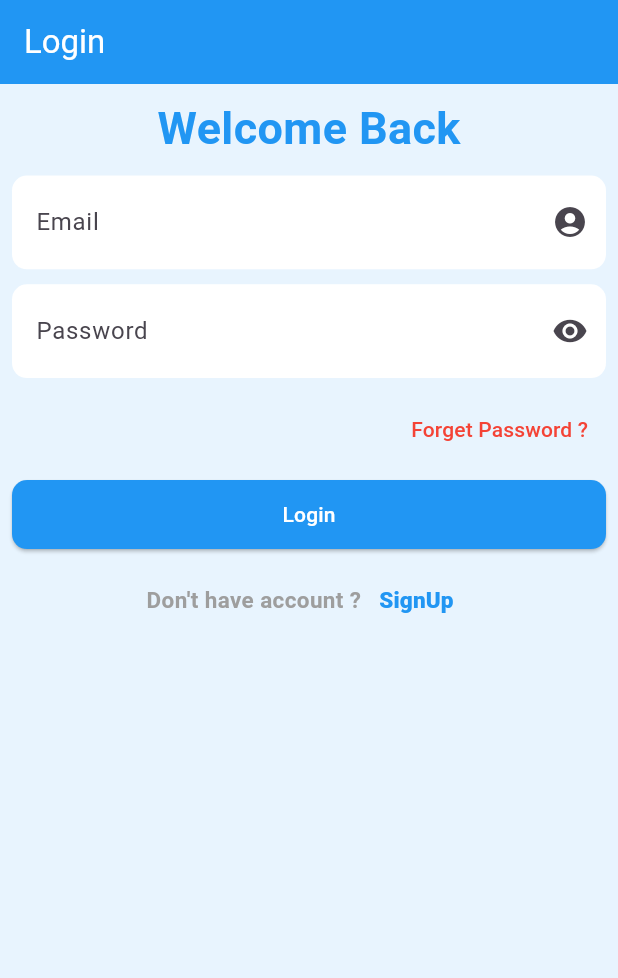
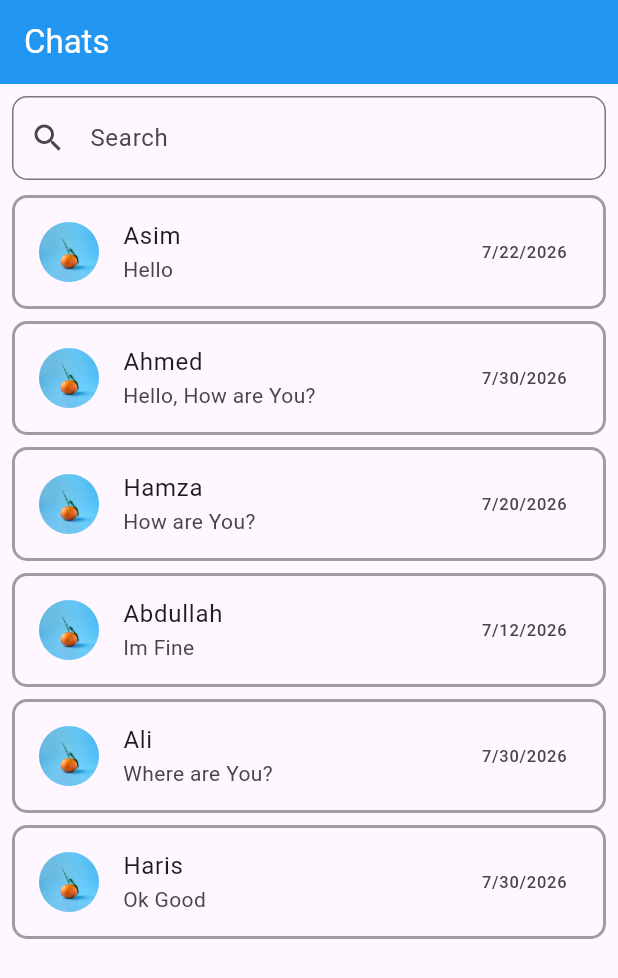
Before and after one commit to AbRehman536/asim_frontend, a Flutter app: the screen it shows after launch, on a phone screen of 412 x 824 dp. Shown: the top 978 px of the screen. Run offline on Flutter 3.47's test engine with Material 3 defaults, Android fonts, the phone set to English and light mode, and no system bars.

Commit message:
ListView Builder, List tile done

```diff
--- /dev/null
+++ b/lib/listview.dart
@@ -0,0 +1,73 @@
+import 'package:flutter/material.dart';
+
+import 'models/chatList.dart';
+
+class ChatsScreen extends StatefulWidget {
+  const ChatsScreen({super.key});
+
+  @override
+  State<ChatsScreen> createState() => _ChatsScreenState();
+}
+
+class _ChatsScreenState extends State<ChatsScreen> {
+  List<ChatList> chatList = [
+    ChatList(name: "Asim", msg: "Hello", date: "7/22/2026"),
+    ChatList(name: "Ahmed", msg: "Hello, How are You?", date: "7/30/2026"),
+    ChatList(name: "Hamza", msg: "How are You?", date: "7/20/2026"),
+    ChatList(name: "Abdullah", msg: "Im Fine", date: "7/12/2026"),
+    ChatList(name: "Ali", msg: "Where are You?", date: "7/30/2026"),
+    ChatList(name: "Haris", msg: "Ok Good", date: "7/30/2026"),
+  ];
+  @override
+  Widget build(BuildContext context) {
+    return Scaffold(
+      appBar: AppBar(
+        title: Text("Chats"),
+        backgroundColor: Colors.blue,
+        foregroundColor: Colors.white,
+      ),
+      body: Padding(
+        padding: const EdgeInsets.all(8.0),
+        child: Column(
+          children: [
+            TextField(
+              decoration: InputDecoration(
+                hintText: "Search",
+                prefixIcon: Icon(Icons.search),
+                border: OutlineInputBorder(
+                  borderRadius: BorderRadius.circular(10)
+                )
+              ),
+            ),
+            SizedBox(height: 10,),
+            Expanded(
+              child: ListView.builder(
+                itemCount: chatList.length,
+                itemBuilder: (BuildContext context, int index) {
+                  return Padding(
+                    padding: const EdgeInsets.only(bottom: 8.0),
+                    child: Container(
+                      decoration: BoxDecoration(
+                        border: Border.all(color: Colors.grey,width: 2),
+                        borderRadius: BorderRadius.circular(10)
+                      ),
+                      child: ListTile(
+                        leading: CircleAvatar(
+                          radius: 20,
+                          backgroundImage: AssetImage("assets/images/first.jpg"),
+                        ),
+                        title: Text(chatList[index].name),
+                        subtitle: Text(chatList[index].msg),
+                        trailing: Text(chatList[index].date),
+                      ),
+                    ),
+                  );
+                },
+              ),
+            ),
+          ],
+        ),
+      ),
+    );
+  }
+}
--- a/lib/main.dart
+++ b/lib/main.dart
@@ -1,4 +1,5 @@
 import 'package:asim_frontend/images.dart';
+import 'package:asim_frontend/listview.dart';
 import 'package:asim_frontend/row_col.dart';
 import 'package:asim_frontend/text_fields.dart';
 import 'package:flutter/material.dart';
@@ -33,7 +34,7 @@ class MyApp extends StatelessWidget {
         // tested with just a hot reload.
         colorScheme: ColorScheme.fromSeed(seedColor: Colors.deepPurple),
       ),
-      home: LoginScreen()
+      home: ChatsScreen()
     );
   }
 }
--- /dev/null
+++ b/lib/models/chatList.dart
@@ -0,0 +1,6 @@
+class ChatList{
+  final String name;
+  final String msg;
+  final String date;
+  ChatList({required this.name,required this.msg,required this.date});
+}
```
